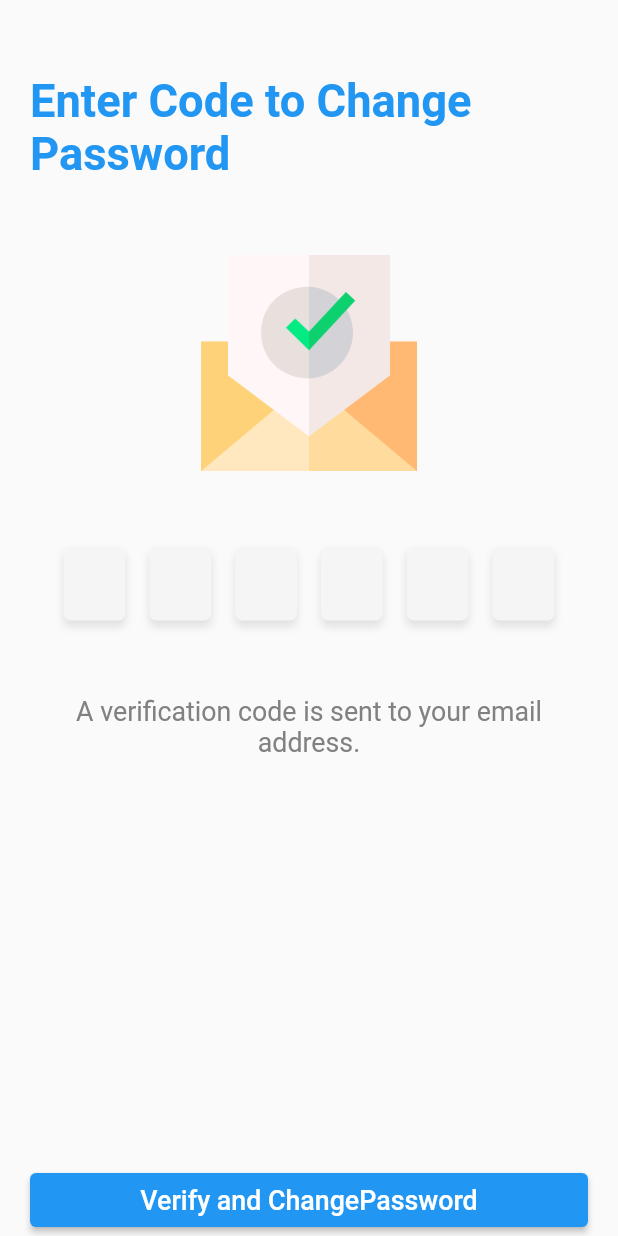
After one commit to fhillipbagsic/foodernity-mobile, a Flutter app: the Design screen opened directly, on a phone screen of 412 x 824 dp. The commit adds this screen. Run offline on Flutter 3.47's test engine with Material 2 defaults, Android fonts, the phone set to English and light mode, and no system bars; our stand-ins replace datetime_picker_formfield, flutter_screenutil, flutter_svg, font_awesome_flutter, form_field_validator, google_sign_in and 7 more; missing offline and left inert: cloudinary_public, dbcrypt, numeric_keyboard; accounts and stored records are empty.

Commit message:
forgot password func

```diff
--- a/lib/Pages/Account/Signin.dart
+++ b/lib/Pages/Account/Signin.dart
@@ -280,11 +280,14 @@ void loginUser(context) async {
   var message = response.body;
   // print(message);
 
+
   if (message == "No existing account.") {
     _showErrorMessage(context, "No existing account.");
   } else if (message == "Wrong email/password.") {
     _showErrorMessage(context, "Wrong email/password.");
-  } else if (message == "logged in") {
+  } else if (message == "Suspended") {
+    _showErrorMessage(context, "This account has been suspended");
+  }else if (message == "Logged in") {
     await prefs.setString('email', _emailController.text);
     var string = await prefs.getString('email');
     print(string);
--- /dev/null
+++ b/lib/Pages/Account/enterCode.dart
@@ -0,0 +1,203 @@
+import 'package:flutter/material.dart';
+import 'package:sizer/sizer.dart';
+import 'package:my_app/Pages/Account/numeric_pad_forgotPass.dart';
+import 'package:numeric_keyboard/numeric_keyboard.dart';
+import 'package:shared_preferences/shared_preferences.dart';
+import 'package:my_app/Pages/Account/confirmNewPass.dart';
+
+String code = "";
+
+class ChangePasswordCode extends StatefulWidget {
+  const ChangePasswordCode({Key key}) : super(key: key);
+
+  @override
+  _ChangePasswordCodeState createState() => _ChangePasswordCodeState();
+}
+
+class _ChangePasswordCodeState extends State<ChangePasswordCode> {
+  @override
+  Widget build(BuildContext context) {
+    return Sizer(
+      builder: (context, orientation, deviceType) {
+        return MaterialApp(
+          home: Design(),
+        );
+      },
+    );
+  }
+}
+
+
+void checkCode(context)async{
+  final prefs = await SharedPreferences.getInstance();
+  var fpcode=prefs.getString('fpcode');
+  if(code==fpcode){
+    //goods
+    print("the fpcode and user input code matched");
+    Navigator.push(
+        context, MaterialPageRoute(builder: (context) => NewPass()));
+
+  }else{
+    print("the fpcode and user input code did not matched");
+  }
+}
+
+class Design extends StatefulWidget {
+  const Design({Key key}) : super(key: key);
+
+  @override
+  _DesignState createState() => _DesignState();
+}
+
+class _DesignState extends State<Design> {
+
+  @override
+  Widget build(BuildContext context) {
+    return Scaffold(
+      body: SafeArea(
+        child: Container(
+          padding: EdgeInsets.symmetric(horizontal: 20.0),
+          width: double.infinity,
+          child: Column(
+            children: [
+              SizedBox(
+                height: 50,
+              ),
+              Text(
+                'Enter Code to Change Password',
+                style: TextStyle(
+                    fontSize: 22.sp,
+                    fontWeight: FontWeight.bold,
+                    color: Colors.blue),
+              ),
+              SizedBox(
+                height: 50,
+              ),
+              Image.asset(
+                'assets/images/email.png',
+                width: 35.w,
+              ),
+              SizedBox(
+                height: 50,
+              ),
+              GestureDetector(
+                onTap: () {
+                  showModalBottomSheet(
+                      context: context,
+                      builder: (BuildContext context) {
+                        return NumericPad(
+                          onNumberSelected: (value) {
+                            print(value);
+                            setState(() {
+                              if (value != -1) {
+                                if (code.length < 6) {
+                                  code = code + value.toString();
+                                }
+                              } else {
+                                code = code.substring(0, code.length - 1);
+                              }
+                              print(code);
+                            });
+                          },
+                        );
+                      });
+                },
+                child: Row(
+                  crossAxisAlignment: CrossAxisAlignment.center,
+                  mainAxisAlignment: MainAxisAlignment.center,
+                  children: <Widget>[
+                    buildCodeNumberBox(
+                        code.length > 0 ? code.substring(0, 1) : ""),
+                    buildCodeNumberBox(
+                        code.length > 1 ? code.substring(1, 2) : ""),
+                    buildCodeNumberBox(
+                        code.length > 2 ? code.substring(2, 3) : ""),
+                    buildCodeNumberBox(
+                        code.length > 3 ? code.substring(3, 4) : ""),
+                    buildCodeNumberBox(
+                        code.length > 4 ? code.substring(4, 5) : ""),
+                    buildCodeNumberBox(
+                        code.length > 5 ? code.substring(5, 6) : ""),
+                  ],
+                ),
+              ),
+              SizedBox(
+                height: 50,
+              ),
+              Text(
+                'A verification code is sent to your email address.',
+                style: TextStyle(
+                    color: Color.fromRGBO(129, 129, 129, 1), fontSize: 13.sp),
+                textAlign: TextAlign.center,
+              ),
+              Expanded(
+                child: Container(
+                  child: Align(
+                    alignment: Alignment.bottomCenter,
+                    child: ElevatedButton(
+                      child: Container(
+                        width: double.infinity,
+                        child: Text(
+                          'Verify and ChangePassword',
+                          style: TextStyle(fontSize: 13.sp),
+                          textAlign: TextAlign.center,
+                        ),
+                      ),
+                      onPressed: () {
+                        print(code);
+                        if(code.length==6){
+                            checkCode(context);
+                        }else{
+                          print("Please complete the code.");
+                        }
+
+
+
+
+                      },
+                    ),
+                  ),
+                ),
+              ),
+            ],
+          ),
+        ),
+      ),
+    );
+  }
+}
+
+Widget buildCodeNumberBox(String codeNumber) {
+  return Padding(
+    padding: EdgeInsets.symmetric(horizontal: 8),
+    child: SizedBox(
+      width: 5.h,
+      height: 6.h,
+      child: Container(
+        decoration: BoxDecoration(
+          color: Color.fromRGBO(245, 245, 245, 1),
+          borderRadius: BorderRadius.all(
+            Radius.circular(5),
+          ),
+          boxShadow: <BoxShadow>[
+            BoxShadow(
+                color: Color.fromRGBO(0, 0, 0, 0.10),
+                blurRadius: 4.0,
+                spreadRadius: 0,
+                offset: Offset(0, 4))
+          ],
+        ),
+        child: Center(
+          child: Text(
+            codeNumber,
+            style: TextStyle(
+              fontSize: 22,
+              fontWeight: FontWeight.bold,
+              color: Color(0xFF1F1F1F),
+            ),
+          ),
+        ),
+      ),
+    ),
+  );
+}
```
Also changed, not shown: lib/Pages/Account/ForgotPassword.dart (+53 -5 lines), lib/Pages/Account/confirmNewPass.dart (added, +149 -0 lines), lib/Pages/Account/numeric_pad_forgotPass.dart (added, +133 -0 lines).
